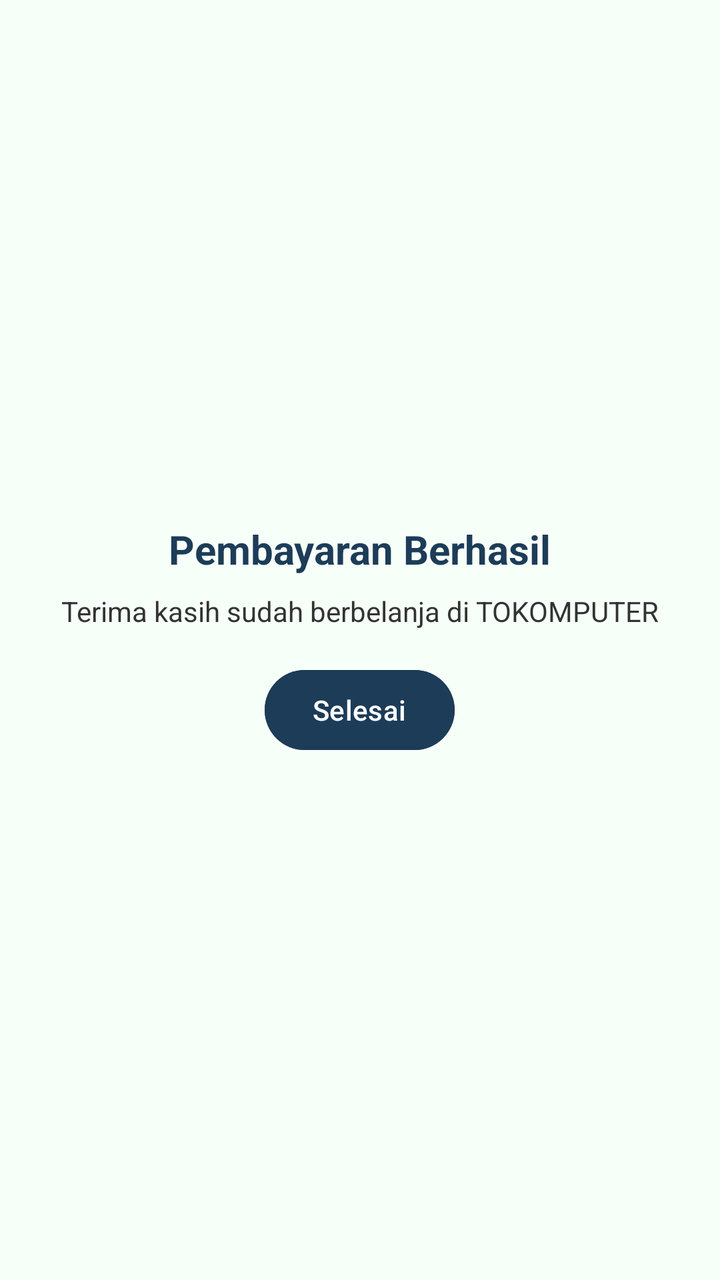
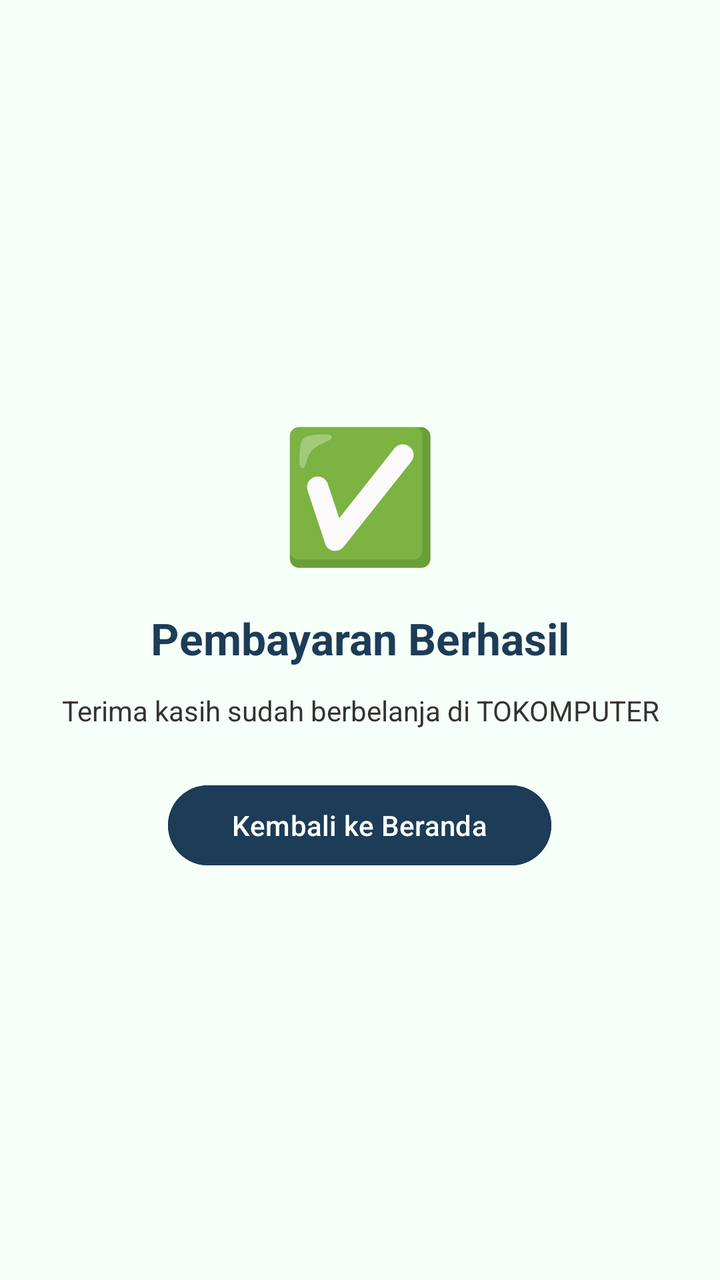

The first picture is an Android layout as it rendered before a commit; the second is the same layout after the commit. The layout source and the unified diff follow.
<!-- AndroidManifest.xml: application theme Theme.TOKOMPUTER -->
<!-- res/layout/activity_payment_success.xml -->
<?xml version="1.0" encoding="utf-8"?>
<LinearLayout xmlns:android="http://schemas.android.com/apk/res/android"
    android:layout_width="match_parent"
    android:layout_height="match_parent"
    android:orientation="vertical"
    android:gravity="center"
    android:padding="24dp"
    android:background="#F7FFF9">

    <TextView
        android:layout_width="wrap_content"
        android:layout_height="wrap_content"
        android:text="Pembayaran Berhasil"
        android:textSize="20sp"
        android:textStyle="bold"
        android:textColor="#1C3C58" />

    <TextView
        android:layout_width="wrap_content"
        android:layout_height="wrap_content"
        android:text="Terima kasih sudah berbelanja di TOKOMPUTER"
        android:layout_marginTop="8dp"
        android:textColor="#333333" />

    <Button
        android:id="@+id/btnDone"
        android:layout_width="wrap_content"
        android:layout_height="wrap_content"
        android:layout_marginTop="16dp"
        android:backgroundTint="#1C3C58"
        android:text="Selesai"
        android:textColor="#FFFFFF" />
</LinearLayout>
<!-- resources referenced by this layout -->
<resources>
  <style name="Theme.TOKOMPUTER" parent="Base.Theme.TOKOMPUTER" />
  <style name="Base.Theme.TOKOMPUTER" parent="Theme.Material3.DayNight.NoActionBar">
          
          
      </style>
</resources>

<!-- the commit's change to res/layout/activity_payment_success.xml (unified diff, before → after) -->
@@ -7,27 +7,43 @@
     android:padding="24dp"
     android:background="#F7FFF9">
 
+    
     <TextView
         android:layout_width="wrap_content"
         android:layout_height="wrap_content"
-        android:text="Pembayaran Berhasil"
-        android:textSize="20sp"
-        android:textStyle="bold"
-        android:textColor="#1C3C58" />
+        android:text="✅"
+        android:textSize="64sp" />
 
     <TextView
         android:layout_width="wrap_content"
         android:layout_height="wrap_content"
+        android:layout_marginTop="16dp"
+        android:text="Pembayaran Berhasil"
+        android:textSize="22sp"
+        android:textStyle="bold"
+        android:textColor="#1C3C58" />
+
+    
+    <TextView
+        android:id="@+id/tvSuccessMessage"
+        android:layout_width="wrap_content"
+        android:layout_height="wrap_content"
+        android:layout_marginTop="12dp"
+        android:gravity="center"
+        android:lineSpacingExtra="4dp"
         android:text="Terima kasih sudah berbelanja di TOKOMPUTER"
-        android:layout_marginTop="8dp"
-        android:textColor="#333333" />
+        android:textColor="#333333"
+        android:textSize="14sp" />
 
     <Button
         android:id="@+id/btnDone"
         android:layout_width="wrap_content"
         android:layout_height="wrap_content"
-        android:layout_marginTop="16dp"
+        android:layout_marginTop="24dp"
         android:backgroundTint="#1C3C58"
-        android:text="Selesai"
+        android:paddingStart="32dp"
+        android:paddingEnd="32dp"
+        android:text="Kembali ke Beranda"
         android:textColor="#FFFFFF" />
+
 </LinearLayout>
